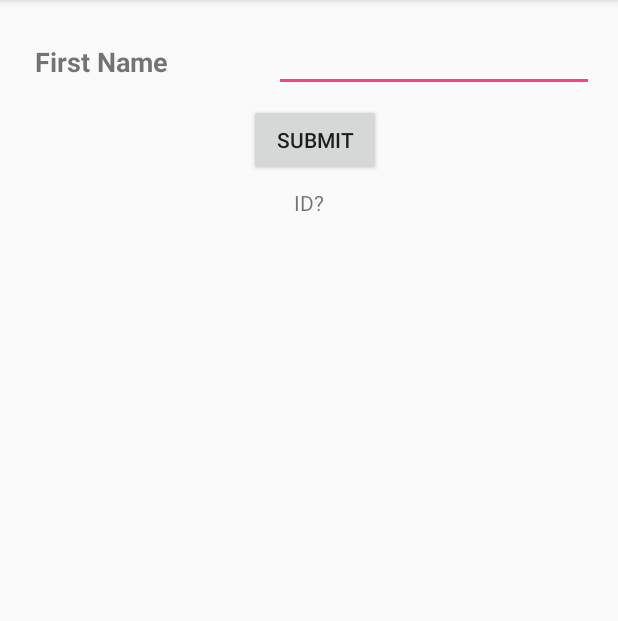
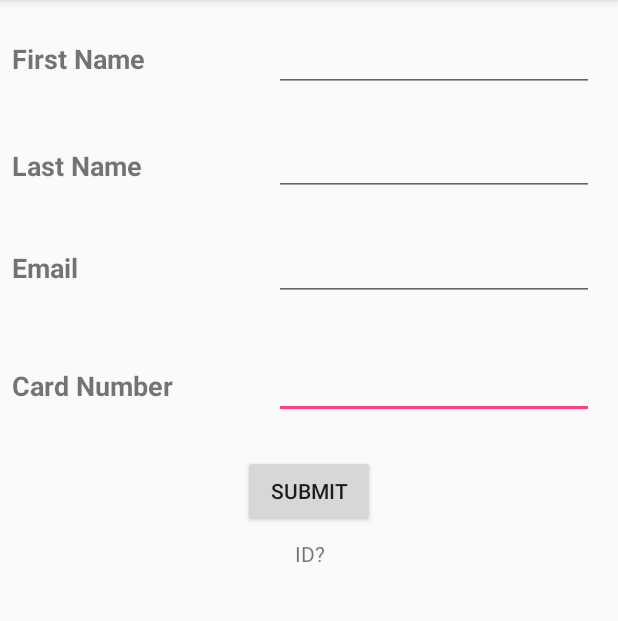
Before and after one commit to hardlycharred/myCardUniversityProject, an Android app: the RegisterActivity screen opened directly, with no data from a screen before it, on a phone screen of 412 x 824 dp, the part 84-705 px from its top. Run offline under Robolectric (Android 15) with nearby library versions, the phone set to English and light mode, and no system bars.

Commit message:
Implemented Register functionality to capture full customer details (first name, last name, email, and card number) and save them to an SQLite DB for later reference

```diff
--- a/app/src/main/AndroidManifest.xml
+++ b/app/src/main/AndroidManifest.xml
@@ -47,7 +47,7 @@
             android:label="@string/title_activity_view_map"
             android:parentActivityName=".gui.HomeScreenActivity" />
         <activity
-            android:name=".gui.LoginActivity"
+            android:name=".gui.RegisterActivity"
             android:parentActivityName=".gui.HomeScreenActivity">
 
         </activity>
--- a/app/src/main/java/com/example/charliehard/gobus/gui/HomeScreenActivity.java
+++ b/app/src/main/java/com/example/charliehard/gobus/gui/HomeScreenActivity.java
@@ -27,7 +27,7 @@ public class HomeScreenActivity extends AppCompatActivity {
                     startActivity(new Intent(HomeScreenActivity.this, ViewMapActivity.class));
                     return true;
                 case R.id.navigation_login:
-                    startActivity(new Intent(HomeScreenActivity.this, LoginActivity.class));
+                    startActivity(new Intent(HomeScreenActivity.this, RegisterActivity.class));
                     return true;
             }
             return false;
--- a/app/src/main/java/com/example/charliehard/gobus/gui/LoginActivity.java
+++ b/app/src/main/java/com/example/charliehard/gobus/gui/RegisterActivity.java
@@ -6,6 +6,7 @@ import android.database.sqlite.SQLiteDatabase;
 import android.os.AsyncTask;
 import android.os.Bundle;
 import android.support.v7.app.AppCompatActivity;
+import android.util.Log;
 import android.view.View;
 import android.widget.Button;
 import android.widget.EditText;
@@ -16,7 +17,7 @@ import com.example.charliehard.gobus.domain.Customer;
 import com.example.charliehard.gobus.sqlite_friends.CustomerDBContract;
 import com.example.charliehard.gobus.sqlite_friends.CustomerDBHelper;
 
-public class LoginActivity extends AppCompatActivity {
+public class RegisterActivity extends AppCompatActivity {
 
     SQLiteDatabase db;
     CustomerDBHelper customerDBHelper;
@@ -24,14 +25,21 @@ public class LoginActivity extends AppCompatActivity {
     @Override
     protected void onCreate(Bundle savedInstanceState) {
         super.onCreate(savedInstanceState);
-        setContentView(R.layout.activity_login);
+        setContentView(R.layout.activity_register);
         final EditText firstNameEntry = (EditText) findViewById(R.id.firstNameEntry);
+        final EditText lastNameEntry = (EditText) findViewById(R.id.lastNameEntry);
+        final EditText emailEntry = (EditText) findViewById(R.id.emailEntry);
+        final EditText cardNumEntry = (EditText) findViewById(R.id.cardNumEntry);
         final Button submit = (Button) findViewById(R.id.submitDetails);
         submit.setOnClickListener(new View.OnClickListener() {
             @Override
             public void onClick(View v) {
                 Customer customer = new Customer();
                 customer.setFirstName(firstNameEntry.getText().toString());
+                customer.setLastName(lastNameEntry.getText().toString());
+                customer.setEmail(emailEntry.getText().toString());
+                customer.setCardNumber(cardNumEntry.getText().toString());
+                Log.d("The customer is:", customer.toString());
                 new FetchDBTask().execute(customer);
             }
         });
@@ -58,9 +66,9 @@ public class LoginActivity extends AppCompatActivity {
             // Create a new map of values, where column names are the keys
             ContentValues values = new ContentValues();
             values.put(CustomerDBContract.FeedEntry.COLUMN_NAME_FIRST_NAME, curCustomer.getFirstName());
-            values.put(CustomerDBContract.FeedEntry.COLUMN_NAME_LAST_NAME, "LastNameTest");
-            values.put(CustomerDBContract.FeedEntry.COLUMN_NAME_EMAIL, "EmailTest");
-            values.put(CustomerDBContract.FeedEntry.COLUMN_NAME_CARD_NUMBER, "CardNumTest");
+            values.put(CustomerDBContract.FeedEntry.COLUMN_NAME_LAST_NAME, curCustomer.getLastName());
+            values.put(CustomerDBContract.FeedEntry.COLUMN_NAME_EMAIL, curCustomer.getEmail());
+            values.put(CustomerDBContract.FeedEntry.COLUMN_NAME_CARD_NUMBER, curCustomer.getCardNumber());
 
 // Insert the new row, returning the primary key value of the new row
             long newRowId = db.insert(CustomerDBContract.FeedEntry.TABLE_NAME, null, values);
@@ -72,12 +80,15 @@ public class LoginActivity extends AppCompatActivity {
 // you will actually use after this query.
             String[] projection = {
                     CustomerDBContract.FeedEntry._ID,
-                    CustomerDBContract.FeedEntry.COLUMN_NAME_FIRST_NAME
+                    CustomerDBContract.FeedEntry.COLUMN_NAME_FIRST_NAME,
+                    CustomerDBContract.FeedEntry.COLUMN_NAME_LAST_NAME,
+                    CustomerDBContract.FeedEntry.COLUMN_NAME_EMAIL,
+                    CustomerDBContract.FeedEntry.COLUMN_NAME_CARD_NUMBER
             };
 
-            // Filter results - WHERE first_name = "FirstNameTest"
-            String selection = CustomerDBContract.FeedEntry.COLUMN_NAME_FIRST_NAME + " = ? AND " + CustomerDBContract.FeedEntry._ID + " = ?";
-            String[] selectionArgs = {curCustomer.getFirstName(), curCustomer.getId().toString()};
+            // Filter results - WHERE id is the current customer's ID
+            String selection = CustomerDBContract.FeedEntry._ID + " = ?";
+            String[] selectionArgs = {curCustomer.getId().toString()};
 
             Cursor cursor = db.query(
                     CustomerDBContract.FeedEntry.TABLE_NAME,                     // The table to query
@@ -86,13 +97,23 @@ public class LoginActivity extends AppCompatActivity {
                     selectionArgs,                            // The values for the WHERE clause
                     null,                                     // don't group the rows
                     null,                                     // don't filter by row groups
-                    null                                 // The sort order
+                    null                                      // The sort order
             );
 
             TextView firstName = (TextView) findViewById(R.id.firstName);
+            TextView lastName = (TextView) findViewById(R.id.lastName);
+            TextView email = (TextView) findViewById(R.id.email);
+            TextView cardNum = (TextView) findViewById(R.id.cardNum);
+
             TextView id = (TextView) findViewById(R.id.id);
+
+
+            // Retrieve column values from the retrieved cursor row(s)
             if(cursor.moveToNext()) {
                 firstName.setText(cursor.getString(cursor.getColumnIndexOrThrow(CustomerDBContract.FeedEntry.COLUMN_NAME_FIRST_NAME)));
+                lastName.setText(cursor.getString(cursor.getColumnIndexOrThrow(CustomerDBContract.FeedEntry.COLUMN_NAME_LAST_NAME)));
+                email.setText(cursor.getString(cursor.getColumnIndexOrThrow(CustomerDBContract.FeedEntry.COLUMN_NAME_EMAIL)));
+                cardNum.setText(cursor.getString(cursor.getColumnIndexOrThrow(CustomerDBContract.FeedEntry.COLUMN_NAME_CARD_NUMBER)));
                 id.setText(cursor.getString(cursor.getColumnIndexOrThrow(CustomerDBContract.FeedEntry._ID)));
             }
             cursor.close();
--- a/app/src/main/res/layout/activity_login.xml
+++ /dev/null
@@ -1,59 +0,0 @@
-<?xml version="1.0" encoding="utf-8"?>
-<android.support.constraint.ConstraintLayout xmlns:android="http://schemas.android.com/apk/res/android"
-    xmlns:app="http://schemas.android.com/apk/res-auto"
-    xmlns:tools="http://schemas.android.com/tools"
-    android:layout_width="match_parent"
-    android:layout_height="match_parent"
-    tools:context="com.example.charliehard.gobus.gui.LoginActivity">
-
-    <TextView
-        android:id="@+id/firstName"
-        android:layout_width="wrap_content"
-        android:layout_height="wrap_content"
-        android:layout_marginBottom="8dp"
-        android:layout_marginLeft="8dp"
-        android:layout_marginRight="25dp"
-        android:layout_marginTop="0dp"
-        android:text="First Name"
-        android:textSize="18sp"
-        android:textStyle="bold"
-        app:layout_constraintBottom_toBottomOf="@+id/firstNameEntry"
-        app:layout_constraintHorizontal_bias="0.25"
-        app:layout_constraintLeft_toLeftOf="parent"
-        app:layout_constraintRight_toLeftOf="@+id/firstNameEntry"
-        app:layout_constraintTop_toTopOf="@+id/firstNameEntry"
-        app:layout_constraintVertical_bias="1.0" />
-
-    <EditText
-        android:id="@+id/firstNameEntry"
-        android:layout_width="wrap_content"
-        android:layout_height="wrap_content"
-        android:layout_marginRight="16dp"
-        android:layout_marginTop="16dp"
-        android:ems="10"
-        android:inputType="textPersonName"
-        app:layout_constraintRight_toRightOf="parent"
-        app:layout_constraintTop_toTopOf="parent" />
-
-    <Button
-        android:id="@+id/submitDetails"
-        android:layout_width="wrap_content"
-        android:layout_height="wrap_content"
-        android:layout_marginLeft="8dp"
-        android:layout_marginRight="8dp"
-        android:layout_marginTop="8dp"
-        android:text="Submit"
-        app:layout_constraintLeft_toLeftOf="@+id/firstName"
-        app:layout_constraintRight_toRightOf="@+id/firstNameEntry"
-        app:layout_constraintTop_toBottomOf="@+id/firstNameEntry" />
-
-    <TextView
-        android:id="@+id/id"
-        android:layout_width="wrap_content"
-        android:layout_height="wrap_content"
-        android:layout_marginTop="8dp"
-        android:text="ID?"
-        app:layout_constraintLeft_toLeftOf="parent"
-        app:layout_constraintRight_toRightOf="parent"
-        app:layout_constraintTop_toBottomOf="@+id/submitDetails" />
-</android.support.constraint.ConstraintLayout>
--- /dev/null
+++ b/app/src/main/res/layout/activity_register.xml
@@ -0,0 +1,143 @@
+<?xml version="1.0" encoding="utf-8"?>
+<android.support.constraint.ConstraintLayout xmlns:android="http://schemas.android.com/apk/res/android"
+    xmlns:app="http://schemas.android.com/apk/res-auto"
+    xmlns:tools="http://schemas.android.com/tools"
+    android:layout_width="match_parent"
+    android:layout_height="match_parent"
+    tools:context="com.example.charliehard.gobus.gui.RegisterActivity">
+
+    <TextView
+        android:id="@+id/cardNum"
+        android:layout_width="wrap_content"
+        android:layout_height="wrap_content"
+        android:layout_marginBottom="8dp"
+        android:layout_marginLeft="8dp"
+        android:layout_marginTop="8dp"
+        android:inputType="textEmailAddress"
+        android:text="Card Number"
+        android:textSize="18sp"
+        android:textStyle="bold"
+        app:layout_constraintBottom_toBottomOf="@+id/cardNumEntry"
+        app:layout_constraintLeft_toLeftOf="parent"
+        app:layout_constraintTop_toTopOf="@+id/cardNumEntry"
+        app:layout_constraintVertical_bias="0.6" />
+
+    <EditText
+        android:id="@+id/cardNumEntry"
+        android:layout_width="wrap_content"
+        android:layout_height="wrap_content"
+        android:layout_marginLeft="8dp"
+        android:layout_marginRight="16dp"
+        android:layout_marginTop="234dp"
+        android:ems="10"
+        android:inputType="textPersonName"
+        app:layout_constraintHorizontal_bias="1.0"
+        app:layout_constraintLeft_toLeftOf="@+id/firstNameEntry"
+        app:layout_constraintRight_toRightOf="parent"
+        app:layout_constraintTop_toTopOf="parent" />
+
+    <TextView
+        android:id="@+id/email"
+        android:layout_width="wrap_content"
+        android:layout_height="wrap_content"
+        android:layout_marginBottom="8dp"
+        android:layout_marginLeft="8dp"
+        android:layout_marginTop="8dp"
+        android:inputType="textEmailAddress"
+        android:text="Email"
+        android:textSize="18sp"
+        android:textStyle="bold"
+        app:layout_constraintBottom_toBottomOf="@+id/emailEntry"
+        app:layout_constraintLeft_toLeftOf="parent"
+        app:layout_constraintTop_toTopOf="@+id/emailEntry"
+        app:layout_constraintVertical_bias="0.6" />
+
+    <EditText
+        android:id="@+id/emailEntry"
+        android:layout_width="wrap_content"
+        android:layout_height="wrap_content"
+        android:layout_marginLeft="8dp"
+        android:layout_marginRight="16dp"
+        android:layout_marginTop="155dp"
+        android:ems="10"
+        android:inputType="textPersonName"
+        app:layout_constraintHorizontal_bias="1.0"
+        app:layout_constraintLeft_toLeftOf="@+id/firstNameEntry"
+        app:layout_constraintRight_toRightOf="parent"
+        app:layout_constraintTop_toTopOf="parent" />
+
+    <TextView
+        android:id="@+id/lastName"
+        android:layout_width="wrap_content"
+        android:layout_height="wrap_content"
+        android:layout_marginBottom="8dp"
+        android:layout_marginLeft="8dp"
+        android:layout_marginTop="12dp"
+        android:text="Last Name"
+        android:textSize="18sp"
+        android:textStyle="bold"
+        app:layout_constraintBottom_toBottomOf="@+id/lastNameEntry"
+        app:layout_constraintLeft_toLeftOf="parent"
+        app:layout_constraintTop_toTopOf="@+id/lastNameEntry"
+        app:layout_constraintVertical_bias="1.0" />
+
+    <EditText
+        android:id="@+id/lastNameEntry"
+        android:layout_width="wrap_content"
+        android:layout_height="wrap_content"
+        android:layout_marginRight="16dp"
+        android:layout_marginTop="85dp"
+        android:ems="10"
+        android:inputType="textPersonName"
+        app:layout_constraintRight_toRightOf="parent"
+        app:layout_constraintTop_toTopOf="parent" />
+
+    <TextView
+        android:id="@+id/firstName"
+        android:layout_width="wrap_content"
+        android:layout_height="wrap_content"
+        android:layout_marginBottom="8dp"
+        android:layout_marginLeft="8dp"
+        android:layout_marginTop="8dp"
+        android:text="First Name"
+        android:textSize="18sp"
+        android:textStyle="bold"
+        app:layout_constraintBottom_toBottomOf="@+id/firstNameEntry"
+        app:layout_constraintLeft_toLeftOf="parent"
+        app:layout_constraintTop_toTopOf="@+id/firstNameEntry" />
+
+    <EditText
+        android:id="@+id/firstNameEntry"
+        android:layout_width="wrap_content"
+        android:layout_height="wrap_content"
+        android:layout_marginRight="16dp"
+        android:layout_marginTop="16dp"
+        android:ems="10"
+        android:inputType="textPersonName"
+        app:layout_constraintRight_toRightOf="parent"
+        app:layout_constraintTop_toTopOf="parent" />
+
+    <Button
+        android:id="@+id/submitDetails"
+        android:layout_width="wrap_content"
+        android:layout_height="wrap_content"
+        android:layout_marginLeft="8dp"
+        android:layout_marginRight="8dp"
+        android:layout_marginTop="24dp"
+        android:text="Submit"
+        app:layout_constraintHorizontal_bias="0.515"
+        app:layout_constraintLeft_toLeftOf="@+id/firstName"
+        app:layout_constraintRight_toRightOf="@+id/firstNameEntry"
+        app:layout_constraintTop_toBottomOf="@+id/cardNumEntry" />
+
+    <TextView
+        android:id="@+id/id"
+        android:layout_width="wrap_content"
+        android:layout_height="wrap_content"
+        android:layout_marginTop="8dp"
+        android:text="ID?"
+        app:layout_constraintHorizontal_bias="0.501"
+        app:layout_constraintLeft_toLeftOf="parent"
+        app:layout_constraintRight_toRightOf="parent"
+        app:layout_constraintTop_toBottomOf="@+id/submitDetails" />
+</android.support.constraint.ConstraintLayout>
```
